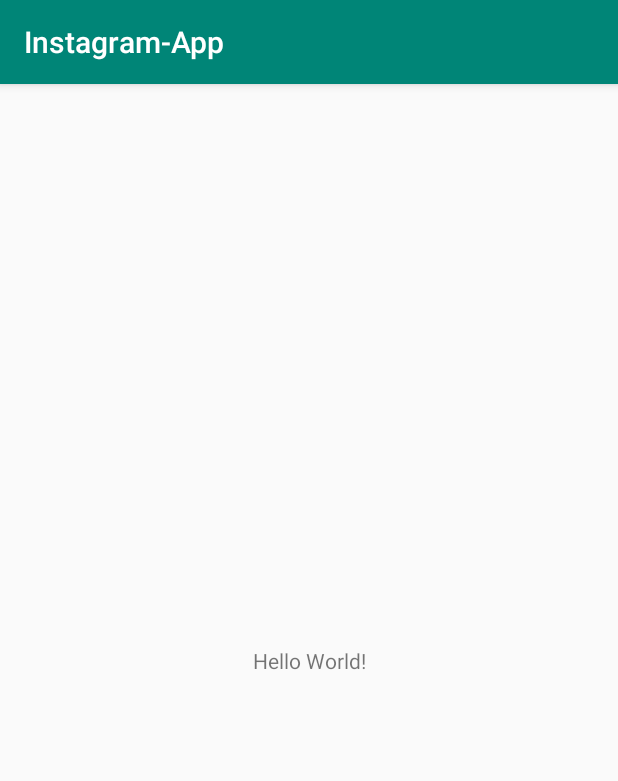
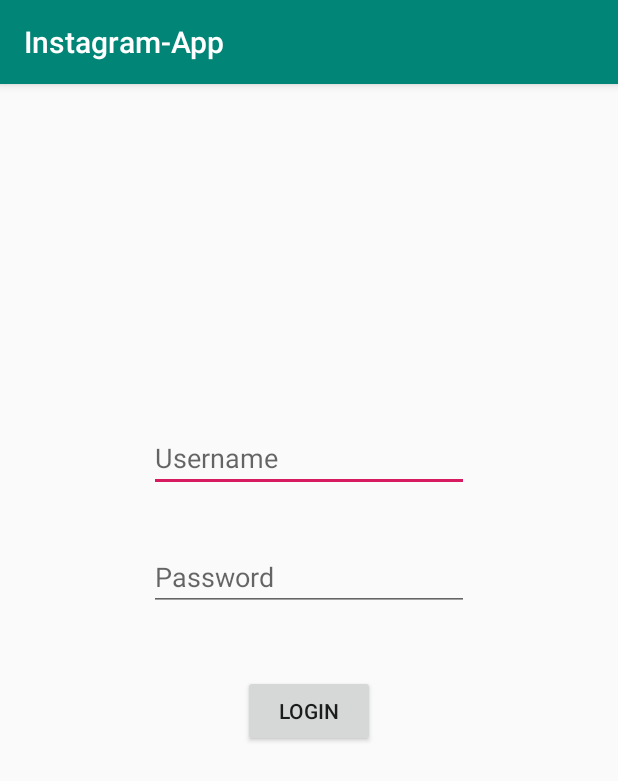
Before and after one commit to alexandrashaw10/Instagram-App, an Android app: the screen it shows after launch (MainActivity before the commit, LoginActivity after it), on a phone screen of 412 x 824 dp. Shown: the top 781 px of the screen. Run offline under Robolectric (Android 15) with nearby library versions, the phone set to English and light mode, and no system bars; our stand-ins replace ButterKnife; libraries missing offline, so code that uses them is left out: com.parse; 3 statements that could not run were skipped.

Commit message:
import user login function and parsing data ability

```diff
--- /dev/null
+++ b/app/src/main/java/com/codepath/instagram_app/LoginActivity.java
@@ -0,0 +1,56 @@
+package com.codepath.instagram_app;
+
+import android.content.Intent;
+import android.os.Bundle;
+import android.support.v7.app.AppCompatActivity;
+import android.util.Log;
+import android.widget.Button;
+import android.widget.EditText;
+
+import com.parse.LogInCallback;
+import com.parse.ParseException;
+import com.parse.ParseUser;
+
+import butterknife.BindView;
+import butterknife.ButterKnife;
+import butterknife.OnClick;
+
+public class LoginActivity extends AppCompatActivity {
+
+    @BindView(R.id.usernameInput) EditText usernameInput;
+    @BindView(R.id.passwordInput) EditText passwordInput;
+    @BindView(R.id.loginBtn) Button loginBtn;
+
+    @Override
+    protected void onCreate(Bundle savedInstanceState) {
+        super.onCreate(savedInstanceState);
+        setContentView(R.layout.activity_login);
+        ButterKnife.bind(this);
+    }
+
+    @OnClick(R.id.loginBtn)
+    public void submit() {
+        final String username = usernameInput.getText().toString();
+        final String password = passwordInput.getText().toString();
+
+        login(username, password);
+    }
+
+    private void login(String username, String password) {
+        ParseUser.logInInBackground(username, password, new LogInCallback() {
+            @Override
+            public void done(ParseUser user, ParseException e) {
+                if (e == null) {
+                    Log.d("LoginActivity", "successful login");
+
+                    Intent intent = new Intent(LoginActivity.this, HomeActivity.class);
+                    startActivity(intent);
+                    finish();
+                } else {
+                    Log.e("LoginActivity", "Login failure");
+                    e.printStackTrace();
+                }
+            }
+        });
+    }
+}
--- a/app/src/main/java/com/codepath/instagram_app/MainActivity.java
+++ /dev/null
@@ -1,13 +0,0 @@
-package com.codepath.instagram_app;
-
-import android.support.v7.app.AppCompatActivity;
-import android.os.Bundle;
-
-public class MainActivity extends AppCompatActivity {
-
-    @Override
-    protected void onCreate(Bundle savedInstanceState) {
-        super.onCreate(savedInstanceState);
-        setContentView(R.layout.activity_main);
-    }
-}
--- /dev/null
+++ b/app/src/main/java/com/codepath/instagram_app/ParseApp.java
@@ -0,0 +1,23 @@
+package com.codepath.instagram_app;
+import android.app.Application;
+
+import com.codepath.instagram_app.model.Post;
+import com.parse.Parse;
+import com.parse.ParseObject;
+
+public class ParseApp extends Application {
+    @Override
+    public void onCreate() {
+        super.onCreate();
+
+        ParseObject.registerSubclass(Post.class);
+
+        final Parse.Configuration config = new Parse.Configuration.Builder(this)
+                .applicationId("qualified-insta")
+                .clientKey("kcech-hill-quad-gregory")
+                .server("http://ashaw-fbu-instagram.herokuapp.com/parse")
+                .build();
+
+        Parse.initialize(config);
+    }
+}
--- /dev/null
+++ b/app/src/main/res/layout/activity_login.xml
@@ -0,0 +1,61 @@
+<?xml version="1.0" encoding="utf-8"?>
+<android.support.constraint.ConstraintLayout xmlns:android="http://schemas.android.com/apk/res/android"
+    xmlns:app="http://schemas.android.com/apk/res-auto"
+    xmlns:tools="http://schemas.android.com/tools"
+    android:layout_width="match_parent"
+    android:layout_height="match_parent"
+    tools:context=".LoginActivity">
+
+    <EditText
+        android:id="@+id/usernameInput"
+        android:layout_width="wrap_content"
+        android:layout_height="wrap_content"
+        android:layout_marginStart="8dp"
+        android:layout_marginLeft="8dp"
+        android:layout_marginTop="200dp"
+        android:layout_marginEnd="8dp"
+        android:layout_marginRight="8dp"
+        android:layout_marginBottom="8dp"
+        android:ems="10"
+        android:hint="Username"
+        android:inputType="textPersonName"
+        app:layout_constraintBottom_toTopOf="@+id/passwordInput"
+        app:layout_constraintEnd_toEndOf="parent"
+        app:layout_constraintHorizontal_bias="0.5"
+        app:layout_constraintStart_toStartOf="parent"
+        app:layout_constraintTop_toTopOf="parent" />
+
+    <EditText
+        android:id="@+id/passwordInput"
+        android:layout_width="wrap_content"
+        android:layout_height="wrap_content"
+        android:layout_marginStart="8dp"
+        android:layout_marginLeft="8dp"
+        android:layout_marginEnd="8dp"
+        android:layout_marginRight="8dp"
+        android:ems="10"
+        android:hint="Password"
+        android:inputType="textPersonName"
+        app:layout_constraintBottom_toTopOf="@+id/loginBtn"
+        app:layout_constraintEnd_toEndOf="parent"
+        app:layout_constraintHorizontal_bias="0.5"
+        app:layout_constraintStart_toStartOf="parent"
+        app:layout_constraintTop_toBottomOf="@+id/usernameInput" />
+
+    <Button
+        android:id="@+id/loginBtn"
+        android:layout_width="wrap_content"
+        android:layout_height="wrap_content"
+        android:layout_marginStart="8dp"
+        android:layout_marginLeft="8dp"
+        android:layout_marginTop="16dp"
+        android:layout_marginEnd="8dp"
+        android:layout_marginRight="8dp"
+        android:layout_marginBottom="300dp"
+        android:text="Login"
+        app:layout_constraintBottom_toBottomOf="parent"
+        app:layout_constraintEnd_toEndOf="parent"
+        app:layout_constraintStart_toStartOf="parent"
+        app:layout_constraintTop_toBottomOf="@+id/passwordInput" />
+
+</android.support.constraint.ConstraintLayout>
--- a/app/src/main/res/layout/activity_main.xml
+++ /dev/null
@@ -1,18 +0,0 @@
-<?xml version="1.0" encoding="utf-8"?>
-<android.support.constraint.ConstraintLayout xmlns:android="http://schemas.android.com/apk/res/android"
-    xmlns:app="http://schemas.android.com/apk/res-auto"
-    xmlns:tools="http://schemas.android.com/tools"
-    android:layout_width="match_parent"
-    android:layout_height="match_parent"
-    tools:context=".MainActivity">
-
-    <TextView
-        android:layout_width="wrap_content"
-        android:layout_height="wrap_content"
-        android:text="Hello World!"
-        app:layout_constraintBottom_toBottomOf="parent"
-        app:layout_constraintLeft_toLeftOf="parent"
-        app:layout_constraintRight_toRightOf="parent"
-        app:layout_constraintTop_toTopOf="parent" />
-
-</android.support.constraint.ConstraintLayout>
--- /dev/null
+++ b/app/src/main/res/values/dimens.xml
@@ -0,0 +1,3 @@
+<resources>
+    <dimen name="fab_margin">16dp</dimen>
+</resources>
--- a/app/src/main/res/values/strings.xml
+++ b/app/src/main/res/values/strings.xml
@@ -1,3 +1,4 @@
 <resources>
     <string name="app_name">Instagram-App</string>
+    <string name="title_activity_home">HomeActivity</string>
 </resources>
--- a/app/src/main/res/values/styles.xml
+++ b/app/src/main/res/values/styles.xml
@@ -8,4 +8,13 @@
         <item name="colorAccent">@color/colorAccent</item>
     </style>
 
+    <style name="AppTheme.NoActionBar">
+        <item name="windowActionBar">false</item>
+        <item name="windowNoTitle">true</item>
+    </style>
+
+    <style name="AppTheme.AppBarOverlay" parent="ThemeOverlay.AppCompat.Dark.ActionBar" />
+
+    <style name="AppTheme.PopupOverlay" parent="ThemeOverlay.AppCompat.Light" />
+
 </resources>
--- a/build.gradle
+++ b/build.gradle
@@ -18,7 +18,7 @@ allprojects {
     repositories {
         google()
         jcenter()
-
+        maven { url "https://jitpack.io" }
     }
 }
 
```
Also changed, not shown: app/build.gradle (+9 -0 lines), app/src/main/AndroidManifest.xml (+10 -2 lines), app/src/main/java/com/codepath/instagram_app/HomeActivity.java (added, +54 -0 lines), app/src/main/java/com/codepath/instagram_app/model/Post.java (added, +54 -0 lines), app/src/main/res/layout/activity_home.xml (added, +33 -0 lines), app/src/main/res/layout/content_home.xml (added, +11 -0 lines).
